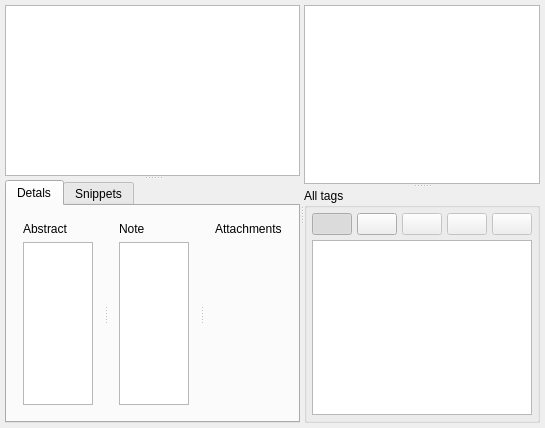
Before: the Qt Designer form PagePapers.ui in congchenutd/papernet, drawn with Qt 5.
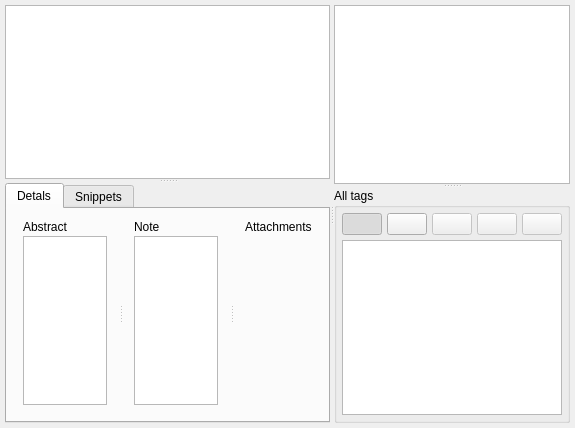
After: the same form once the commit is applied. Icons and pictures are not drawn. Custom widgets are drawn as their Qt base class.

```diff
--- a/PagePapers.ui
+++ b/PagePapers.ui
@@ -6,7 +6,7 @@
    <rect>
     <x>0</x>
     <y>0</y>
-    <width>514</width>
+    <width>575</width>
     <height>428</height>
    </rect>
   </property>
@@ -55,7 +55,19 @@
          <string>Detals</string>
         </attribute>
         <layout class="QHBoxLayout" name="horizontalLayout">
-         <property name="margin">
+         <property name="spacing">
+          <number>2</number>
+         </property>
+         <property name="leftMargin">
+          <number>5</number>
+         </property>
+         <property name="topMargin">
+          <number>0</number>
+         </property>
+         <property name="rightMargin">
+          <number>5</number>
+         </property>
+         <property name="bottomMargin">
           <number>5</number>
          </property>
          <item>
@@ -63,8 +75,14 @@
            <property name="orientation">
             <enum>Qt::Horizontal</enum>
            </property>
+           <property name="handleWidth">
+            <number>5</number>
+           </property>
            <widget class="QWidget" name="layoutWidget">
             <layout class="QVBoxLayout" name="verticalLayout_2">
+             <property name="spacing">
+              <number>2</number>
+             </property>
              <item>
               <widget class="QLabel" name="label_4">
                <property name="text">
@@ -83,6 +101,9 @@
            </widget>
            <widget class="QWidget" name="layoutWidget">
             <layout class="QVBoxLayout" name="verticalLayout_3">
+             <property name="spacing">
+              <number>2</number>
+             </property>
              <item>
               <widget class="QLabel" name="label_5">
                <property name="text">
@@ -101,6 +122,9 @@
            </widget>
            <widget class="QWidget" name="layoutWidget_2">
             <layout class="QVBoxLayout" name="verticalLayout_4">
+             <property name="spacing">
+              <number>2</number>
+             </property>
              <item>
               <widget class="QLabel" name="label_7">
                <property name="text">
@@ -189,25 +213,6 @@
           </property>
          </widget>
         </item>
-        <item row="0" column="1">
-         <widget class="QPushButton" name="btAddTag">
-          <property name="icon">
-           <iconset resource="MainWindow.qrc">
-            <normaloff>:/MainWindow/Images/Add.png</normaloff>:/MainWindow/Images/Add.png</iconset>
-          </property>
-         </widget>
-        </item>
-        <item row="0" column="2">
-         <widget class="QPushButton" name="btDelTag">
-          <property name="enabled">
-           <bool>false</bool>
-          </property>
-          <property name="icon">
-           <iconset resource="MainWindow.qrc">
-            <normaloff>:/MainWindow/Images/Minus.png</normaloff>:/MainWindow/Images/Minus.png</iconset>
-          </property>
-         </widget>
-        </item>
         <item row="0" column="3">
          <widget class="QPushButton" name="btAddTagToPaper">
           <property name="enabled">
@@ -243,6 +248,25 @@
           </property>
          </widget>
         </item>
+        <item row="0" column="2">
+         <widget class="QPushButton" name="btRenameTag">
+          <property name="enabled">
+           <bool>false</bool>
+          </property>
+          <property name="icon">
+           <iconset resource="MainWindow.qrc">
+            <normaloff>:/MainWindow/Images/TagEdit.png</normaloff>:/MainWindow/Images/TagEdit.png</iconset>
+          </property>
+         </widget>
+        </item>
+        <item row="0" column="1">
+         <widget class="QPushButton" name="btAddTag">
+          <property name="icon">
+           <iconset resource="MainWindow.qrc">
+            <normaloff>:/MainWindow/Images/TagAdd.png</normaloff>:/MainWindow/Images/TagAdd.png</iconset>
+          </property>
+         </widget>
+        </item>
        </layout>
       </widget>
      </widget>
```
